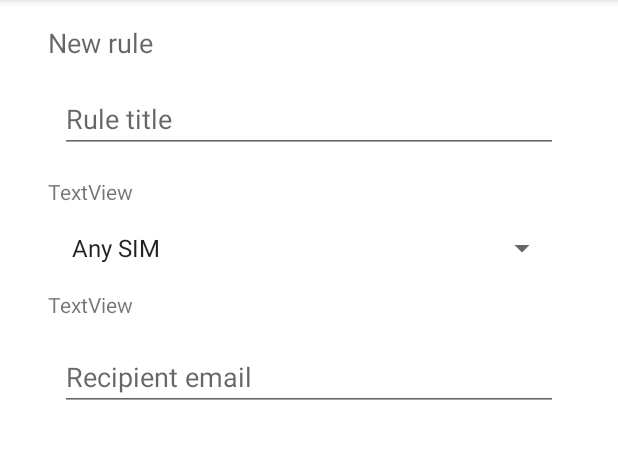
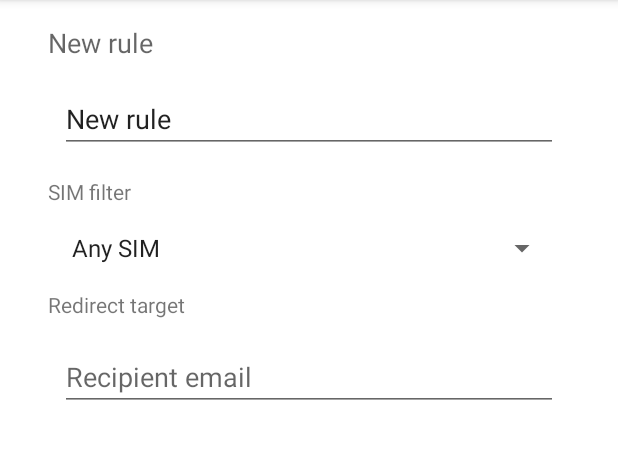
Before and after one commit to petrows/sms2email, an Android app: the screen it shows after launch (MainActivity), after a tap on "Add rule", on a phone screen of 412 x 824 dp, the part 84-543 px from its top. Run offline under Robolectric (Android 15) with nearby library versions, the phone set to English and light mode, and no system bars; our stand-ins replace Room's generated code; 1 statement that could not run was skipped.

```diff
--- a/app/build.gradle
+++ b/app/build.gradle
@@ -46,6 +46,7 @@ dependencies {
     implementation "androidx.fragment:fragment-ktx:1.2.5"
     implementation 'androidx.preference:preference:1.1.1'
     implementation 'androidx.annotation:annotation:1.1.0'
+    implementation 'com.github.tntkhang:gmail-sender-library:1.2.0'
     testImplementation 'junit:junit:4.+'
     androidTestImplementation 'androidx.test.ext:junit:1.1.1'
     androidTestImplementation 'androidx.test.espresso:espresso-core:3.2.0'
--- a/app/src/main/AndroidManifest.xml
+++ b/app/src/main/AndroidManifest.xml
@@ -2,6 +2,7 @@
 <manifest xmlns:android="http://schemas.android.com/apk/res/android"
     package="ws.petro.sms2email">
 
+    <uses-permission android:name="android.permission.INTERNET" />
     <uses-permission android:name="android.permission.RECEIVE_SMS" />
     <uses-permission android:name="android.permission.READ_PHONE_STATE" />
 
--- a/app/src/main/java/ws/petro/sms2email/filter/Matcher.kt
+++ b/app/src/main/java/ws/petro/sms2email/filter/Matcher.kt
@@ -36,7 +36,7 @@ class Matcher (context: Context) {
             Log.d(TAG, "Matching rule: ${rule.title}")
 
             // Sim?
-            if (rule.sim != -1 && rule.sim != simId) {
+            if (rule.sim != -1 && simId >= 0 && rule.sim != simId) {
                 // Mismatch
                 continue
             }
--- a/app/src/main/java/ws/petro/sms2email/filter/RuleDao.kt
+++ b/app/src/main/java/ws/petro/sms2email/filter/RuleDao.kt
@@ -22,6 +22,9 @@ interface RuleDao {
     @Query("SELECT * FROM rule ORDER BY prio ASC")
     fun getAll(): LiveData<List<Rule>>
 
+    @Query("SELECT id FROM rule ORDER BY id DESC")
+    fun getLastId(): Int
+
     @Query("SELECT * FROM rule WHERE id = :ruleId")
     fun load(ruleId: Int): LiveData<Rule>
 
--- a/app/src/main/java/ws/petro/sms2email/filter/RuleDatabase.kt
+++ b/app/src/main/java/ws/petro/sms2email/filter/RuleDatabase.kt
@@ -73,11 +73,11 @@ abstract class RuleDatabase : RoomDatabase() {
                 super.onOpen(db)
                 // If you want to keep the data through app restarts,
                 // comment out the following line.
-                INSTANCE?.let { database ->
-                    scope.launch(Dispatchers.IO) {
-                        populateDatabase(database.ruleDao())
-                    }
-                }
+//                INSTANCE?.let { database ->
+//                    scope.launch(Dispatchers.IO) {
+//                        populateDatabase(database.ruleDao())
+//                    }
+//                }
             }
         }
 
--- a/app/src/main/java/ws/petro/sms2email/ui/main/MainFragment.kt
+++ b/app/src/main/java/ws/petro/sms2email/ui/main/MainFragment.kt
@@ -101,7 +101,10 @@ class MainFragment : Fragment() {
      * This function checks required perms and request them from user
      */
     private fun startupCheckPermissions() {
-        val permsToCheck = arrayOf(Manifest.permission.READ_PHONE_STATE)
+        val permsToCheck = arrayOf(
+            Manifest.permission.READ_PHONE_STATE,
+            Manifest.permission.RECEIVE_SMS
+        )
         val permsToRequest = ArrayList<String>()
 
         for (perm in permsToCheck) {
@@ -121,7 +124,7 @@ class MainFragment : Fragment() {
             Log.d(TAG, "Requesting: $permsToRequest")
 
             requestPermissions(
-                arrayOf(Manifest.permission.READ_PHONE_STATE), 0
+                permsToRequest.toTypedArray(), 0
             )
         }
     }
--- a/app/src/main/java/ws/petro/sms2email/ui/main/RuleEditFragment.kt
+++ b/app/src/main/java/ws/petro/sms2email/ui/main/RuleEditFragment.kt
@@ -16,7 +16,6 @@ import ws.petro.sms2email.SimCard
 import ws.petro.sms2email.SimInfo
 import ws.petro.sms2email.filter.Rule
 import ws.petro.sms2email.filter.RuleDatabase
-
 
 class RuleEditFragment(rule: Rule?) : Fragment() {
 
@@ -65,6 +64,7 @@ class RuleEditFragment(rule: Rule?) : Fragment() {
             layout.findViewById<EditText>(R.id.edit_to_email).setText(rule!!.emailTo)
         } else {
             layout.findViewById<TextView>(R.id.editor_title).setText(R.string.editor_new)
+            layout.findViewById<EditText>(R.id.edit_title).setText(R.string.editor_new)
         }
 
         var simSelector = ArrayList<String>()
--- a/app/src/main/res/layout/fragment_rule_edit.xml
+++ b/app/src/main/res/layout/fragment_rule_edit.xml
@@ -67,7 +67,7 @@
         android:layout_height="wrap_content"
         android:layout_marginStart="16dp"
         android:layout_marginTop="16dp"
-        android:text="TextView"
+        android:text="@string/editor_sim_filter"
         app:layout_constraintStart_toStartOf="parent"
         app:layout_constraintTop_toBottomOf="@+id/edit_title" />
 
@@ -77,7 +77,7 @@
         android:layout_height="wrap_content"
         android:layout_marginStart="16dp"
         android:layout_marginTop="16dp"
-        android:text="TextView"
+        android:text="@string/editor_recipient"
         app:layout_constraintStart_toStartOf="parent"
         app:layout_constraintTop_toBottomOf="@+id/edit_sim" />
 
--- a/app/src/main/res/values/strings.xml
+++ b/app/src/main/res/values/strings.xml
@@ -12,6 +12,8 @@
     <!-- Editor Titles -->
     <string name="editor_new">New rule</string>
     <string name="editor_edit">Edit rule</string>
+    <string name="editor_sim_filter">SIM filter</string>
+    <string name="editor_recipient">Redirect target</string>
     <string name="promt_rule_title">Rule title</string>
     <string name="promt_rule_to_email">Recipient email</string>
     <string name="promt_rule_sim">SIM</string>
```
Also changed, not shown: app/src/main/java/ws/petro/sms2email/Mailer.kt (added, +50 -0 lines), app/src/main/java/ws/petro/sms2email/SMSReceiver.kt (+31 -5 lines).
